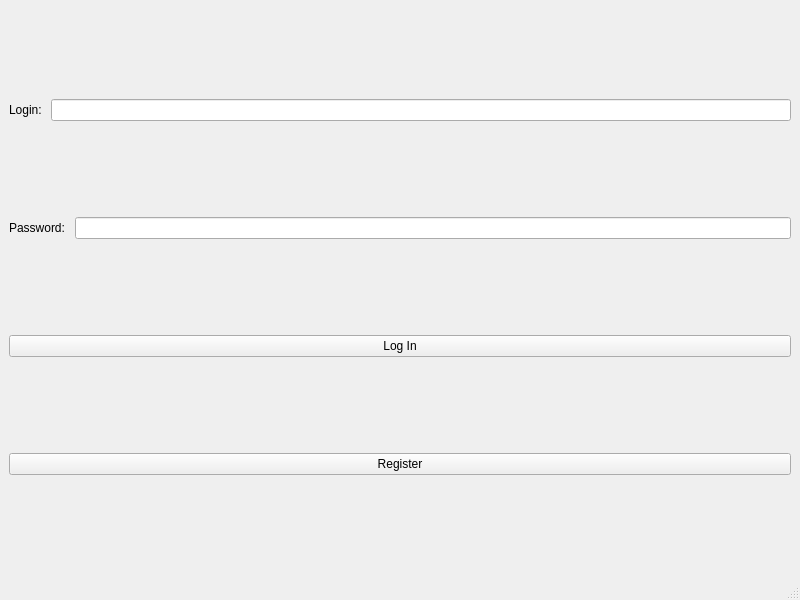
Before: the Qt Designer form Client/Client/authorizationwindow.ui in Oleksii-Adamov/OOP-4sem-project, drawn with Qt 5.
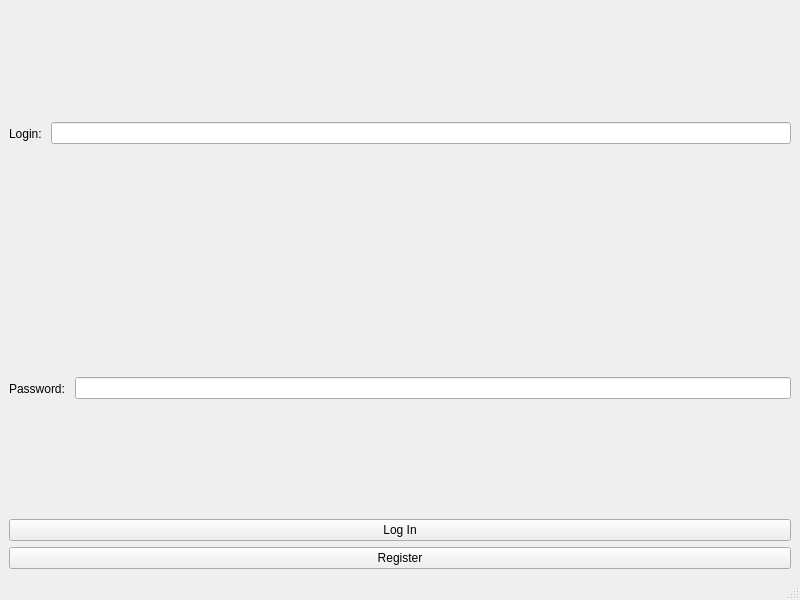
After: the same form once the commit is applied.

What changed in the file:
```diff
--- a/Client/Client/authorizationwindow.ui
+++ b/Client/Client/authorizationwindow.ui
@@ -18,7 +18,13 @@
     <item>
      <layout class="QHBoxLayout" name="horizontalLayout">
       <item>
-       <widget class="QLabel" name="label">
+       <widget class="QLabel" name="label_login">
+        <property name="sizePolicy">
+         <sizepolicy hsizetype="Preferred" vsizetype="Expanding">
+          <horstretch>0</horstretch>
+          <verstretch>0</verstretch>
+         </sizepolicy>
+        </property>
         <property name="text">
          <string>Login: </string>
         </property>
@@ -32,7 +38,13 @@
     <item>
      <layout class="QHBoxLayout" name="horizontalLayout_2">
       <item>
-       <widget class="QLabel" name="label_2">
+       <widget class="QLabel" name="label_password">
+        <property name="sizePolicy">
+         <sizepolicy hsizetype="Preferred" vsizetype="Expanding">
+          <horstretch>0</horstretch>
+          <verstretch>0</verstretch>
+         </sizepolicy>
+        </property>
         <property name="text">
          <string>Password: </string>
         </property>
```
